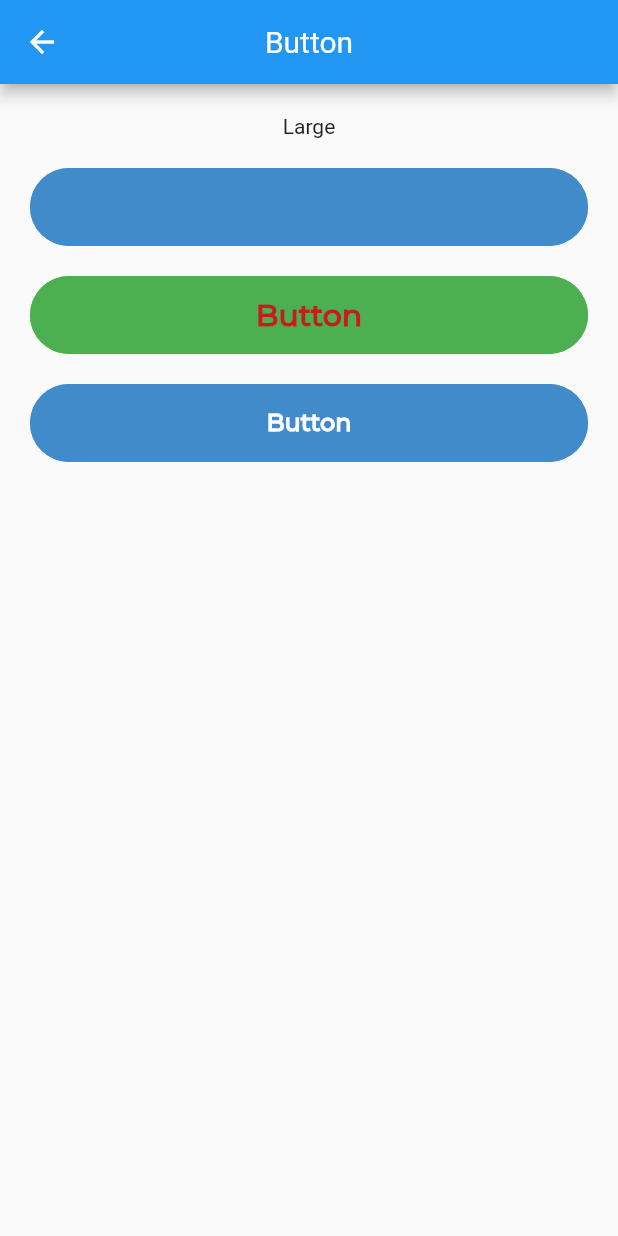
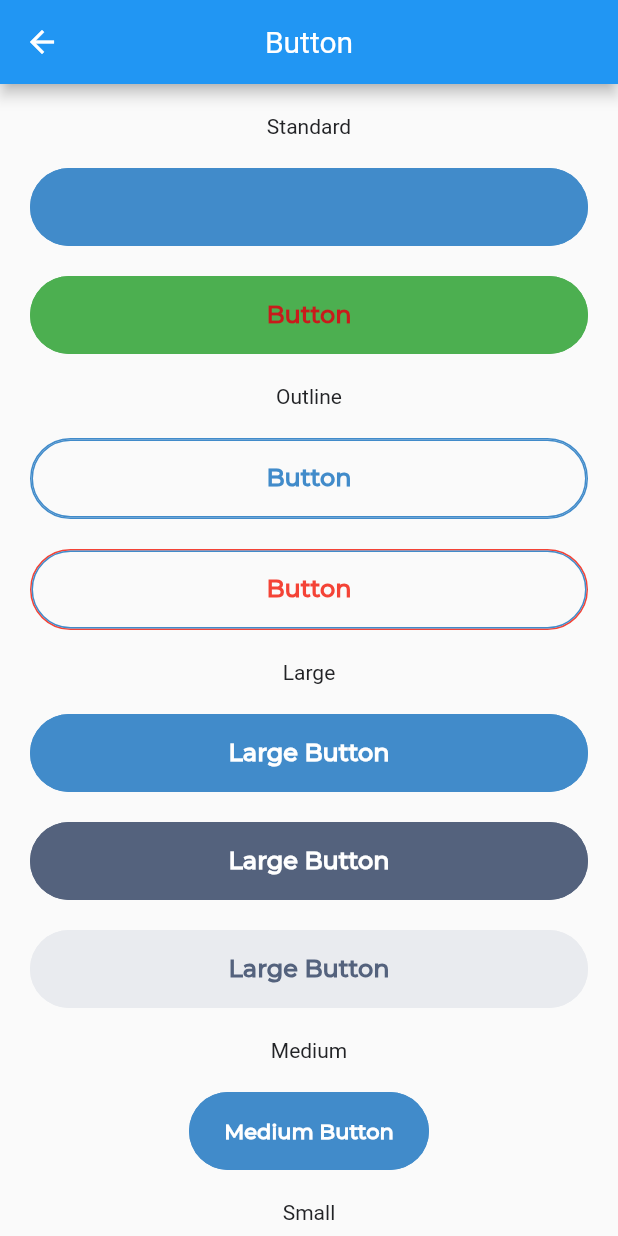
Before and after one commit to aajay-logiciel/ajayjp, a Flutter app: the ButtonClass screen opened directly, on a phone screen of 412 x 824 dp. Run offline on Flutter 3.47's test engine with Material 2 defaults, Android fonts, the phone set to English and light mode, and no system bars; our stand-ins replace get.

Commit message:
example button complete

```diff
--- a/lib/button_class.dart
+++ b/lib/button_class.dart
@@ -1,4 +1,6 @@
 import 'package:flutter/material.dart';
+import 'package:jp_ui_kit/JPButton/jp_button_color_type.dart';
+import 'package:jp_ui_kit/JPButton/jp_button_size.dart';
 import 'package:jp_ui_kit/jp_ui_kit.dart';
 
 class ButtonClass extends StatelessWidget {
@@ -19,12 +21,10 @@ class ButtonClass extends StatelessWidget {
           child: Padding(
             padding: const EdgeInsets.all(20),
             child: Column(
-              children:  [
-
-                const JPText(text: "Large"),
+              children: [
+                const JPText(text: "Standard"),
                 space(),
-                const JPButton(
-                ),
+                const JPButton(),
                 space(),
                 const JPButton(
                   text: "Button",
@@ -33,9 +33,81 @@ class ButtonClass extends StatelessWidget {
                   backgroundColor: Colors.green,
                 ),
                 space(),
+                const JPText(text: "Outline"),
+                space(),
                 const JPButton(
                   text: "Button",
-                )
+                  type: JPButtonType.outline,
+                ),
+                space(),
+                const JPButton(
+                  text: "Button",
+                  type: JPButtonType.outline,
+                  borderColor: Colors.red,
+                  textColor: Colors.red,
+                ),
+                space(),
+                const JPText(text: "Large"),
+                space(),
+                const JPButton(
+                  text: "Large Button",
+                  enabled: false,
+                ),
+                space(),
+                const JPButton(
+                  text: "Large Button",
+                  colorType: JPButtonColorType.tertiary,
+                ),
+                space(),
+                const JPButton(
+                  text: "Large Button",
+                  colorType: JPButtonColorType.lightGray,
+                ),
+                space(),
+                const JPText(text: "Medium"),
+                space(),
+                const JPButton(
+                  text: "Medium Button",
+                  size: JPButtonSize.medium,
+                ),
+                space(),
+                const JPText(text: "Small"),
+                space(),
+                const JPButton(
+                  text: "Small",
+                  size: JPButtonSize.small,
+                ),
+                space(),
+                const JPButton(
+                  text: "Small Button",
+                  size: JPButtonSize.small,
+                ),
+                space(),
+                const JPText(text: "Icon with Text"),
+                space(),
+                const JPButton(
+                  iconData: Icons.eleven_mp,
+                  text: "Loading",
+                ),
+                space(),
+                space(),
+                const JPButton(
+                  iconData: Icons.eleven_mp,
+                  text: "Loading Button",
+                ),
+                space(),
+                space(),
+                const JPText(text: "Icon"),
+                space(),
+                const JPButton(
+                  iconData: Icons.eleven_mp,
+                ),
+                space(),
+                const JPButton(
+                  iconData: Icons.eleven_mp,
+                  iconColor: Colors.pink,
+                  backgroundColor: Colors.greenAccent,
+                ),
               ],
             ),
           ),
--- a/packages/jp_ui_kit/lib/JPButton/jp_button.dart
+++ b/packages/jp_ui_kit/lib/JPButton/jp_button.dart
@@ -19,7 +19,7 @@ class JPButton extends StatefulWidget {
       this.iconPosition = JPIconPosition.start,
       this.text,
       this.size = JPButtonSize.large,
-      this.textColor = Colors.white,
+      this.textColor = JPColor.white,
       this.fontFamily = JPFontFamily.montserrat,
       this.fontWeight = JPFontWeight.bold,
       this.textSize = JPTextSize.heading_3,
@@ -59,7 +59,7 @@ class _JPButtonState extends State<JPButton> {
   String? text;
   JPTextSize? textSize;
   JPButtonType? type;
-  Color? textColor ;
+  Color? textColor;
 
   @override
   void initState() {
@@ -83,8 +83,9 @@ class _JPButtonState extends State<JPButton> {
         text: text!,
         fontFamily: widget.fontFamily,
         fontWeight: widget.fontWeight,
-          textColor: textColor ?? getTextColor(),
-          textSize: textSize ?? getTextSize());
+        textColor: getTextColor() ?? textColor,
+        textSize: getTextSize() ?? textSize,
+      );
     }
 
     if (iconData != null && text == null) {
@@ -114,12 +115,12 @@ class _JPButtonState extends State<JPButton> {
   }
 
   getTextColor() {
+    if (textColor == JPColor.white) {
       if (type == JPButtonType.outline) {
         textColor = JPColor.primary;
       } else if (widget.colorType == JPButtonColorType.lightGray) {
         textColor = JPColor.tertiary;
-    } else {
-      textColor = JPColor.white;
+      }
     }
   }
 
@@ -261,7 +262,7 @@ class _JPButtonState extends State<JPButton> {
       child: Material(
         shape: shapeBorderType,
         type: MaterialType.button,
-        color:   widget.backgroundColor ?? getButtonColor() ,
+        color: widget.backgroundColor ?? getButtonColor(),
         child: InkWell(
           customBorder: borderShape ?? shapeBorderType,
           onTap: (widget.enabled == false) ? null : widget.onPressed,
```
Lines whose indentation alone changed are shown as unchanged.
